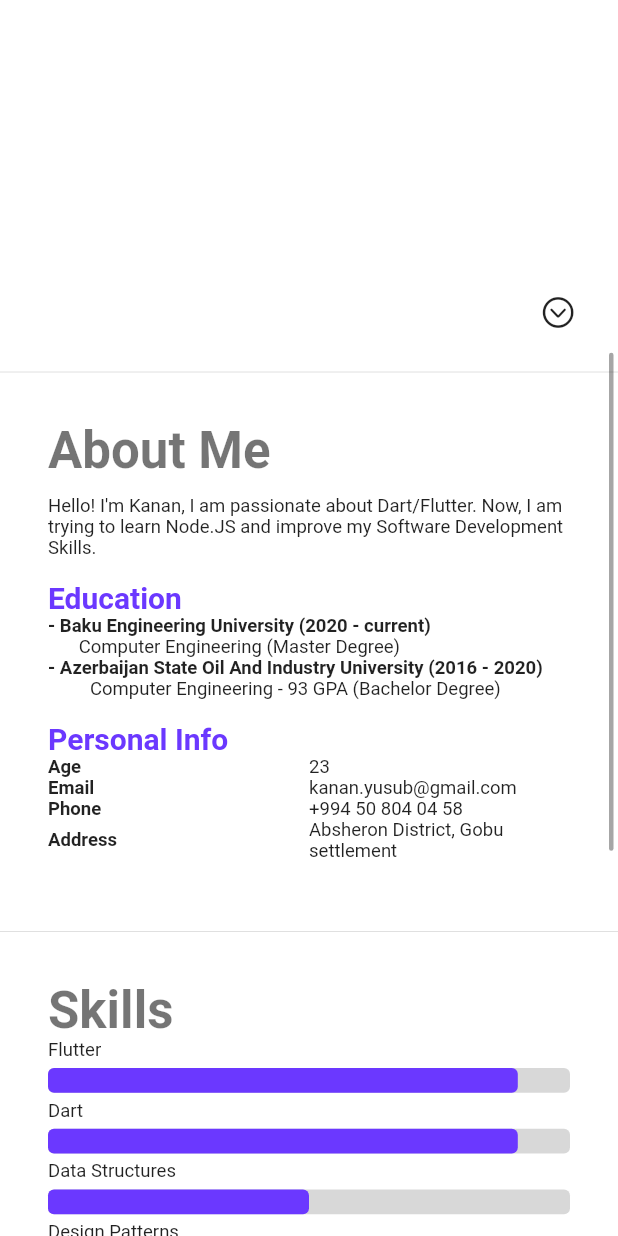
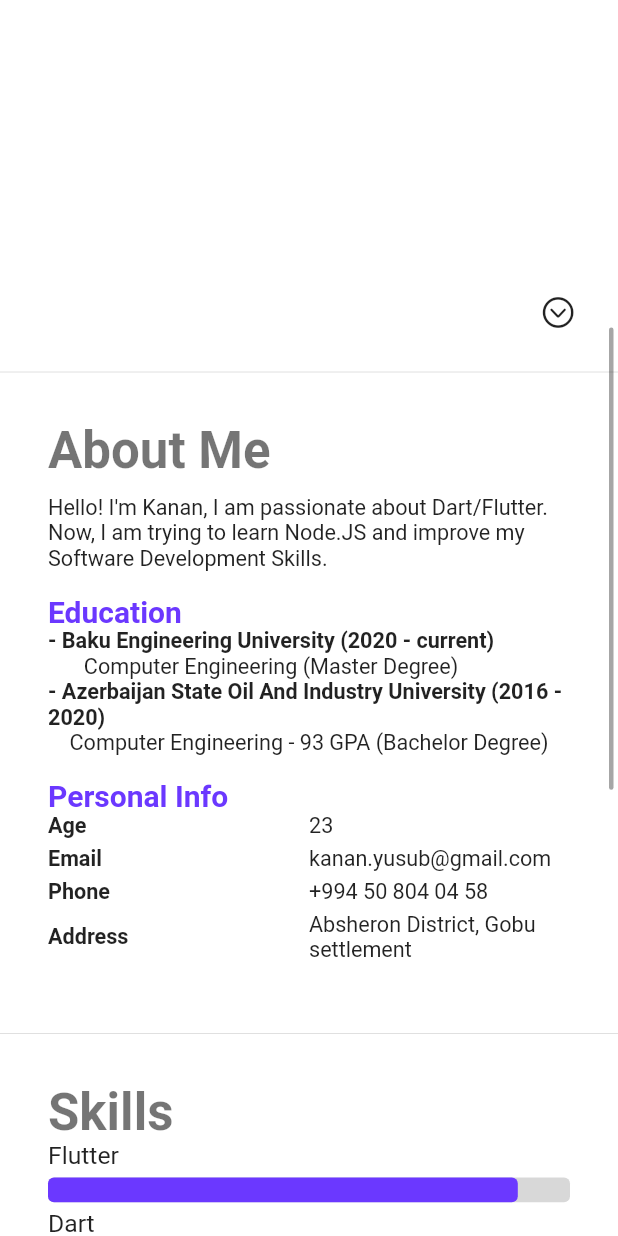
Before and after one commit to thisisyusub/Portfolio, a Flutter app: the screen it shows after launch, scrolled down 576 dp, on a phone screen of 412 x 824 dp. Run offline on Flutter 3.47's test engine with Material 2 defaults, Android fonts, the phone set to English and light mode, and no system bars; our stand-ins replace font_awesome_flutter, google_fonts, url_strategy; Roboto replaces fonts that are missing (Abel).

Commit message:
text sizes increased

```diff
--- a/lib/presentation/pages/sections/about_me.dart
+++ b/lib/presentation/pages/sections/about_me.dart
@@ -34,7 +34,7 @@ class AboutMe extends StatelessWidget {
                   Text(
                     content,
                     style: TextStyle(
-                      fontSize: deviceInfo.size.shortestSide * 0.03,
+                      fontSize: deviceInfo.size.shortestSide * 0.035,
                     ),
                   ),
                   const SizedBox(height: 15),
@@ -52,16 +52,19 @@ class AboutMe extends StatelessWidget {
                   const SizedBox(height: 15),
                   _buildTitle(context, 'Personal Info'),
                   _buildAboutItem(deviceInfo, 'Age', '23'),
+                  const SizedBox(height: 5),
                   _buildAboutItem(
                     deviceInfo,
                     'Email',
                     'kanan.yusub@gmail.com',
                   ),
+                  const SizedBox(height: 5),
                   _buildAboutItem(
                     deviceInfo,
                     'Phone',
                     '+994 50 804 04 58',
                   ),
+                  const SizedBox(height: 5),
                   _buildAboutItem(
                     deviceInfo,
                     'Address',
@@ -97,14 +100,14 @@ class AboutMe extends StatelessWidget {
         Text(
           title,
           style: TextStyle(
-            fontSize: deviceInfo.size.shortestSide * 0.03,
+            fontSize: deviceInfo.size.shortestSide * 0.035,
             fontWeight: FontWeight.bold,
           ),
         ),
         Text(
           subtitle,
           style: TextStyle(
-            fontSize: deviceInfo.size.shortestSide * 0.03,
+            fontSize: deviceInfo.size.shortestSide * 0.035,
           ),
         ),
       ],
@@ -122,7 +125,7 @@ class AboutMe extends StatelessWidget {
           child: Text(
             title,
             style: TextStyle(
-              fontSize: deviceInfo.size.shortestSide * 0.03,
+              fontSize: deviceInfo.size.shortestSide * 0.035,
               fontWeight: FontWeight.bold,
             ),
           ),
@@ -131,7 +134,7 @@ class AboutMe extends StatelessWidget {
           child: Text(
             value,
             style: TextStyle(
-              fontSize: deviceInfo.size.shortestSide * 0.03,
+              fontSize: deviceInfo.size.shortestSide * 0.035,
             ),
           ),
         ),
--- a/lib/presentation/pages/sections/home.dart
+++ b/lib/presentation/pages/sections/home.dart
@@ -24,15 +24,15 @@ class Home extends StatelessWidget {
               const Spacer(),
               Avatar(
                 Size(
-                  deviceInfo.size.width * 0.18,
-                  deviceInfo.size.width * 0.18,
+                  deviceInfo.size.shortestSide * 0.30,
+                  deviceInfo.size.shortestSide * 0.30,
                 ),
               ),
               SizedBox(height: deviceInfo.size.height * 0.04),
               Text(
                 'Mobile Development Engineer',
                 style: Theme.of(context).textTheme.headline2?.copyWith(
-                      fontSize: deviceInfo.size.shortestSide * 0.055,
+                      fontSize: deviceInfo.size.shortestSide * 0.08,
                       fontWeight: FontWeight.bold,
                     ),
                 textAlign: TextAlign.center,
@@ -44,14 +44,14 @@ class Home extends StatelessWidget {
                   text: 'I am Flutter Developer with 2+ years '
                       'experience\nFounder of ',
                   style: Theme.of(context).textTheme.subtitle1?.copyWith(
-                        fontSize: deviceInfo.size.shortestSide * 0.035,
+                        fontSize: deviceInfo.size.shortestSide * 0.04,
                         color: Theme.of(context).primaryColor,
                       ),
                   children: [
                     TextSpan(
                       text: 'Azerbaijan Flutter Users Community.',
                       style: Theme.of(context).textTheme.subtitle1?.copyWith(
-                            fontSize: deviceInfo.size.shortestSide * 0.035,
+                            fontSize: deviceInfo.size.shortestSide * 0.04,
                             color: Theme.of(context).primaryColor,
                             fontWeight: FontWeight.bold,
                           ),
--- a/lib/presentation/pages/sections/skills.dart
+++ b/lib/presentation/pages/sections/skills.dart
@@ -89,7 +89,7 @@ class Skills extends StatelessWidget {
         Text(
           skill.title,
           style: TextStyle(
-            fontSize: deviceInfo.size.shortestSide * 0.03,
+            fontSize: deviceInfo.size.shortestSide * 0.04,
           ),
         ),
         const SizedBox(height: 5.0),
```
